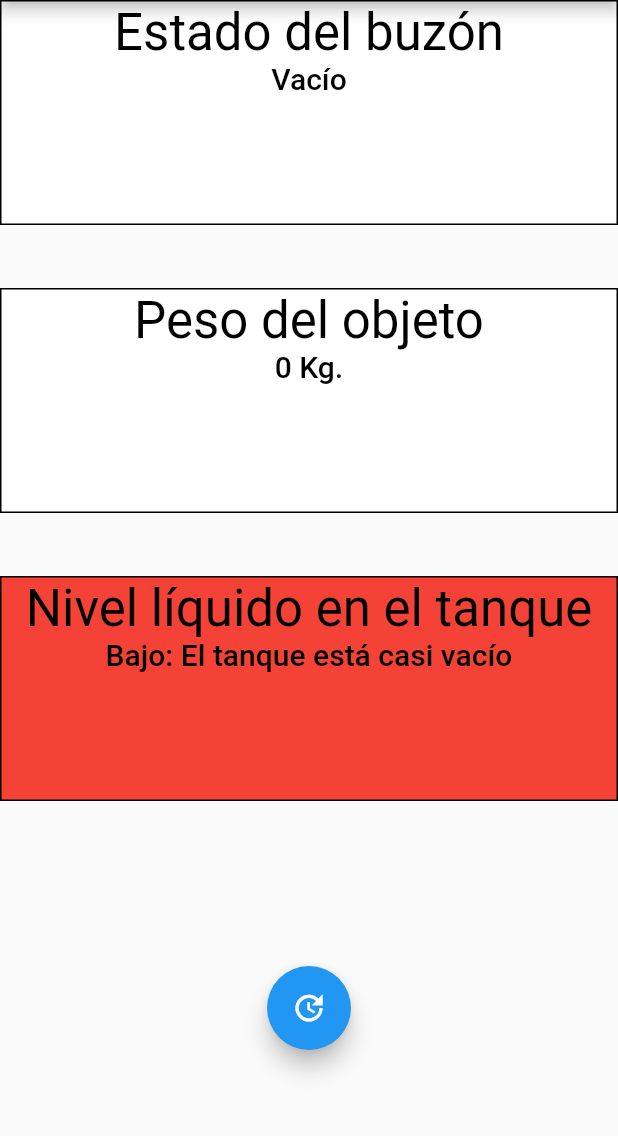
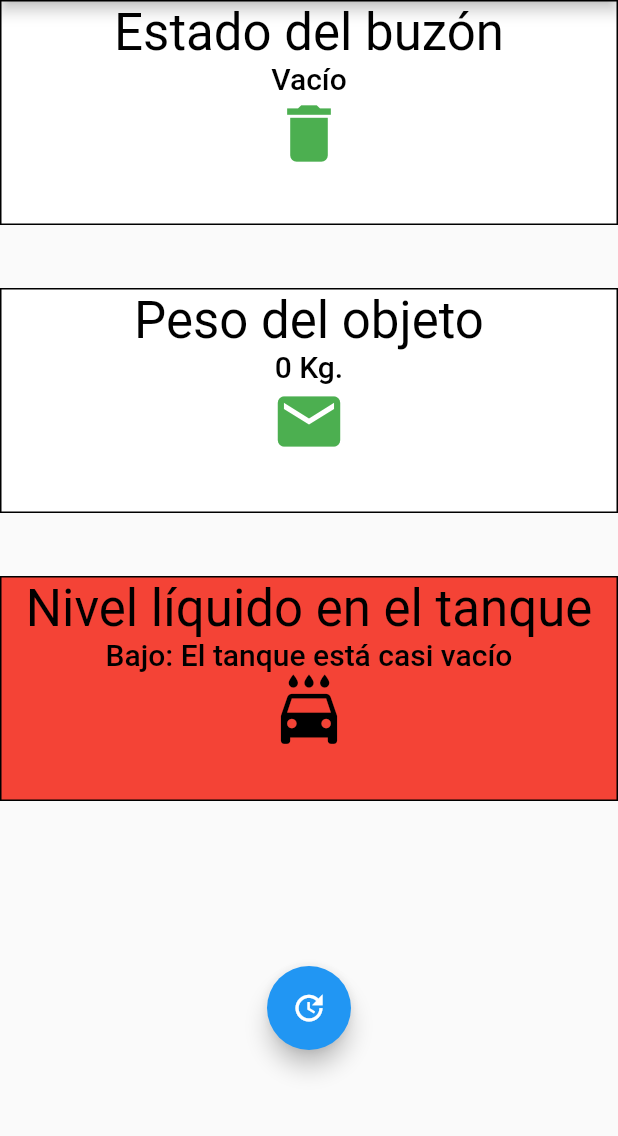
Before and after one commit to ErickTejaxun/-ACE2-Practica1_G19, a Flutter app: the screen it shows after launch, after a tap on the "update" icon, on a phone screen of 412 x 824 dp, the part 84-1220 px from its top. Run offline on Flutter 3.47's test engine with Material 2 defaults, Android fonts, the phone set to English and light mode, and no system bars; our stand-ins replace flutter_local_notifications; network calls fail.

Commit message:
Add icons ands stateful

```diff
--- a/SmartApp/smartapp_buzon/lib/main.dart
+++ b/SmartApp/smartapp_buzon/lib/main.dart
@@ -54,6 +54,11 @@ class _BuzonBodyStateWidget extends State<BuzonBodyWidget>
   int _pesoObjeto =0;
   int _estado_buzon = 0;
   int _estado_tanque = 2;
+
+  Icon _iconoEstadoBuzon = Icon(Icons.delete,color: Colors.green,size: 50.0,);
+  Icon _iconoPeso = Icon(Icons.markunread,color: Colors.green,size: 50.0,);
+  Icon _iconoTanque = Icon(Icons.local_car_wash,color: Colors.black,size: 50.0,);
+
   void _actualizar()
   {
     setState(()
@@ -65,6 +70,10 @@ class _BuzonBodyStateWidget extends State<BuzonBodyWidget>
       print('-----------Peso objeto\t'+_pesoObjeto.toString());
       print('-----------Estado del buzón\t'+_estado_buzon.toString());
       _estado_tanque = estados_variables[2];
+      if(_iconoEstadoBuzon==0)
+      {
+        _iconoEstadoBuzon = Icon(Icons.delete_outline,color: Colors.green,size: 50.0,);
+      }
     });
   }
 
@@ -91,7 +100,14 @@ class _BuzonBodyStateWidget extends State<BuzonBodyWidget>
                   (
                     fit: FlexFit.tight,
                     flex: 1,
-                    child: Apartado(colorFondo:Colors.white , widget: Elemento(titulo: Titulo(tamanioFuente: 1, texto:titulos[0]), mensaje: Titulo(tamanioFuente: 2, texto: estado_buzon[_estado_buzon] ) )),
+                    child: Apartado(
+                      colorFondo:Colors.white ,
+                      widget: Elemento(
+                        titulo: Titulo(tamanioFuente: 1, texto:titulos[0]),
+                        mensaje: Titulo(tamanioFuente: 2, texto: estado_buzon[_estado_buzon]),
+                        icono: _iconoEstadoBuzon,
+                        )
+                    ),
                   ),
                 ],
               ),
@@ -109,7 +125,14 @@ class _BuzonBodyStateWidget extends State<BuzonBodyWidget>
                   (
                     fit: FlexFit.tight,
                     flex: 1,
-                    child: Apartado(colorFondo: Colors.white , widget: Elemento(titulo: Titulo(tamanioFuente: 1, texto:titulos[1]), mensaje: Titulo(tamanioFuente: 2, texto: '$_pesoObjeto Kg.')) ),
+                    child: Apartado(
+                      colorFondo: Colors.white ,
+                      widget: Elemento(
+                        titulo: Titulo(tamanioFuente: 1, texto:titulos[1]),
+                        mensaje: Titulo(tamanioFuente: 2, texto: '$_pesoObjeto Kg.'),
+                        icono: _iconoPeso,
+                      )
+                    ),
                   ),
                 ],
               ),
@@ -127,7 +150,14 @@ class _BuzonBodyStateWidget extends State<BuzonBodyWidget>
                   (
                     fit: FlexFit.tight,
                     flex: 1,
-                    child: Apartado(colorFondo:colores_estado_contendores[_estado_tanque] , widget: Elemento(titulo: Titulo(tamanioFuente: 1, texto:titulos[2]), mensaje: Titulo(tamanioFuente: 2, texto: estados_contenedor[estados_variables[2]])) ),
+                    child: Apartado(
+                      colorFondo:colores_estado_contendores[_estado_tanque] ,
+                      widget: Elemento(
+                        titulo: Titulo(tamanioFuente: 1, texto:titulos[2]),
+                        mensaje: Titulo(tamanioFuente: 2, texto: estados_contenedor[estados_variables[2]]),
+                        icono: _iconoTanque,
+                      )
+                    ),
                   ),
                 ],
               ),
@@ -247,16 +277,17 @@ class Titulo extends StatelessWidget
 
 class Elemento extends StatelessWidget
 {
-  Elemento({this.titulo,this.mensaje});
+  Elemento({this.titulo,this.mensaje, this.icono});
   final Widget titulo;
   final Widget mensaje;
+  final Widget icono;
 
   @override
   Widget build(BuildContext context)
   {
     return Column
     (
-      children: [ titulo,mensaje]
+      children: [ titulo,mensaje, icono]
     );
   }
 }
```
